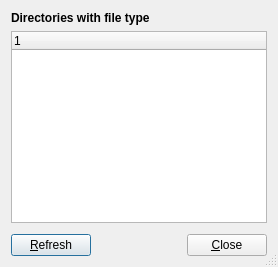
The window that src/locate-file-type-window.ui (Lithopsian/qdirstat) describes before a commit, drawn with Qt 5.
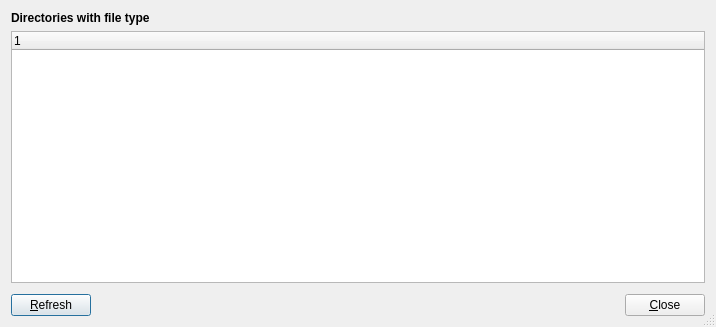
The same window after the commit.

```diff
--- a/src/locate-file-type-window.ui
+++ b/src/locate-file-type-window.ui
@@ -2,6 +2,14 @@
 <ui version="4.0">
  <class>LocateFileTypeWindow</class>
  <widget class="QDialog" name="LocateFileTypeWindow">
+  <property name="geometry">
+   <rect>
+    <x>0</x>
+    <y>0</y>
+    <width>716</width>
+    <height>327</height>
+   </rect>
+  </property>
   <property name="windowTitle">
    <string>Locate Files by Type</string>
   </property>
```
